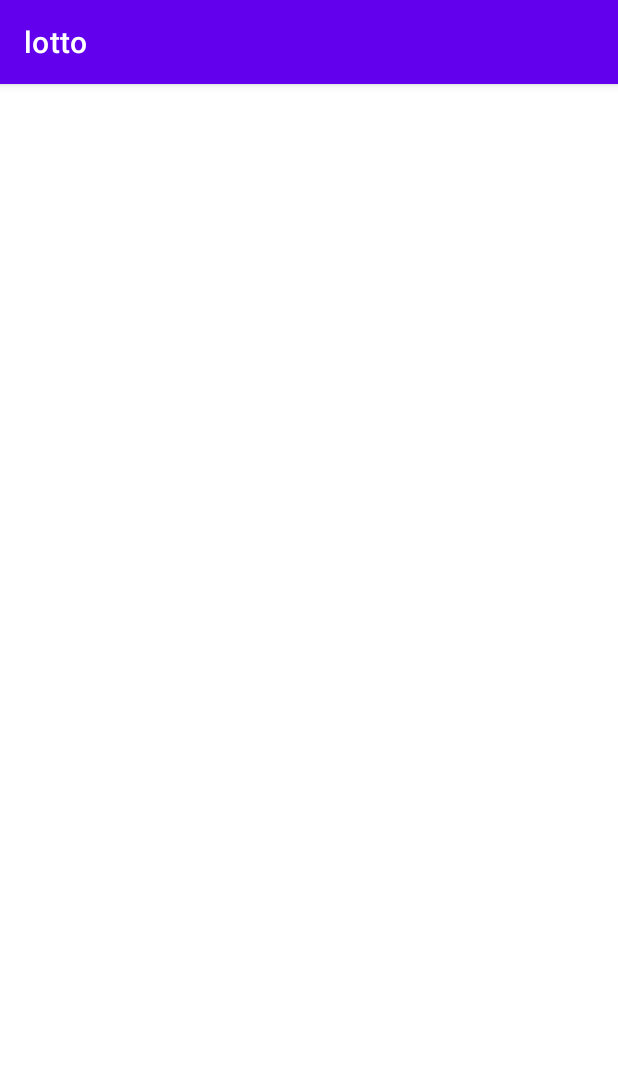
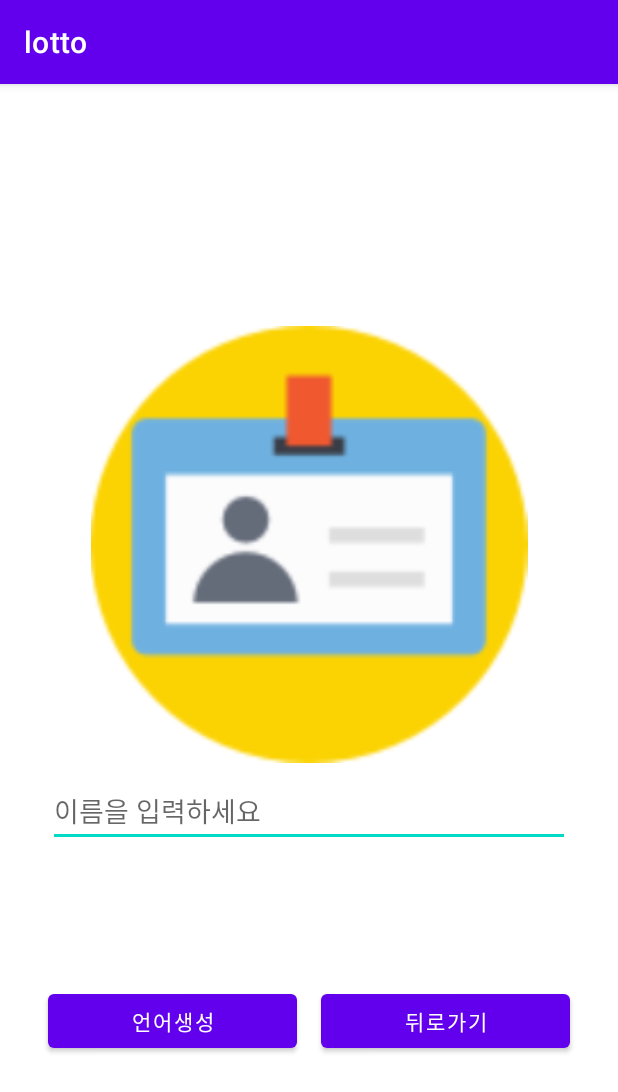
Before and after one commit to dahye828/lotto, an Android app: the NameActivity screen opened directly, with no data from a screen before it, on a phone screen of 412 x 824 dp. Shown: the top 1092 px of the screen. Run offline under Robolectric (Android 15) with nearby library versions, the phone set to English and light mode, and no system bars.

Commit message:
NameActivity Using Guidelines

```diff
--- a/app/src/main/res/layout/activity_name.xml
+++ b/app/src/main/res/layout/activity_name.xml
@@ -6,4 +6,73 @@
     android:layout_height="match_parent"
     tools:context=".NameActivity">
 
+    <androidx.constraintlayout.widget.Guideline
+        android:id="@+id/guideline1"
+        android:layout_width="wrap_content"
+        android:layout_height="wrap_content"
+        android:orientation="horizontal"
+        app:layout_constraintGuide_percent="0.2" />
+
+    <androidx.constraintlayout.widget.Guideline
+        android:id="@+id/guideline2"
+        android:layout_width="wrap_content"
+        android:layout_height="wrap_content"
+        android:orientation="horizontal"
+        app:layout_constraintGuide_percent="0.6" />
+
+    <ImageView
+        android:id="@+id/imageView4"
+        android:layout_width="0dp"
+        android:layout_height="0dp"
+        android:layout_margin="8dp"
+        app:layout_constraintBottom_toTopOf="@id/guideline2"
+        app:layout_constraintEnd_toEndOf="parent"
+        app:layout_constraintStart_toStartOf="parent"
+        app:layout_constraintTop_toTopOf="@+id/guideline1"
+        app:srcCompat="@drawable/name" />
+
+    <EditText
+        android:id="@+id/editText"
+        android:layout_width="0dp"
+        android:layout_height="wrap_content"
+        android:layout_marginStart="32dp"
+        android:layout_marginEnd="32dp"
+        android:ems="10"
+        android:hint="이름을 입력하세요"
+        android:inputType="textPersonName"
+        app:layout_constraintBottom_toBottomOf="parent"
+        app:layout_constraintEnd_toEndOf="parent"
+        app:layout_constraintStart_toStartOf="parent"
+        app:layout_constraintTop_toBottomOf="@id/guideline2"
+        app:layout_constraintVertical_bias="0.0" />
+
+    <androidx.constraintlayout.widget.Guideline
+        android:id="@+id/guideline3"
+        android:layout_width="wrap_content"
+        android:layout_height="wrap_content"
+        android:orientation="vertical"
+        app:layout_constraintGuide_percent="0.5" />
+
+    <Button
+        android:id="@+id/btnGo"
+        android:layout_width="0dp"
+        android:layout_height="wrap_content"
+        android:layout_marginTop="92dp"
+        android:layout_marginRight="8dp"
+        android:text="언어생성"
+        app:layout_constraintEnd_toStartOf="@+id/guideline3"
+        app:layout_constraintHorizontal_bias="0.496"
+        app:layout_constraintStart_toStartOf="@+id/editText"
+        app:layout_constraintTop_toBottomOf="@+id/editText" />
+
+    <Button
+        android:id="@+id/btnBack"
+        android:layout_width="0dp"
+        android:layout_height="wrap_content"
+        android:layout_marginLeft="8dp"
+        android:text="뒤로가기"
+        app:layout_constraintEnd_toEndOf="@+id/editText"
+        app:layout_constraintStart_toStartOf="@+id/guideline3"
+        app:layout_constraintTop_toTopOf="@+id/btnGo" />
+
 </androidx.constraintlayout.widget.ConstraintLayout>
```
